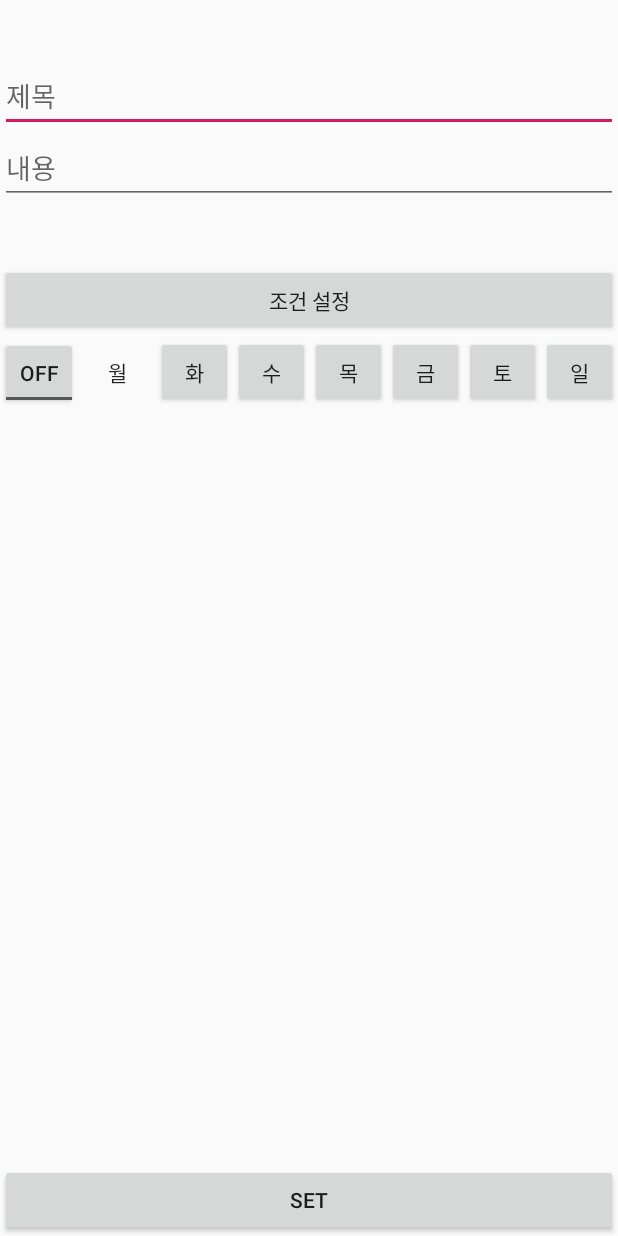
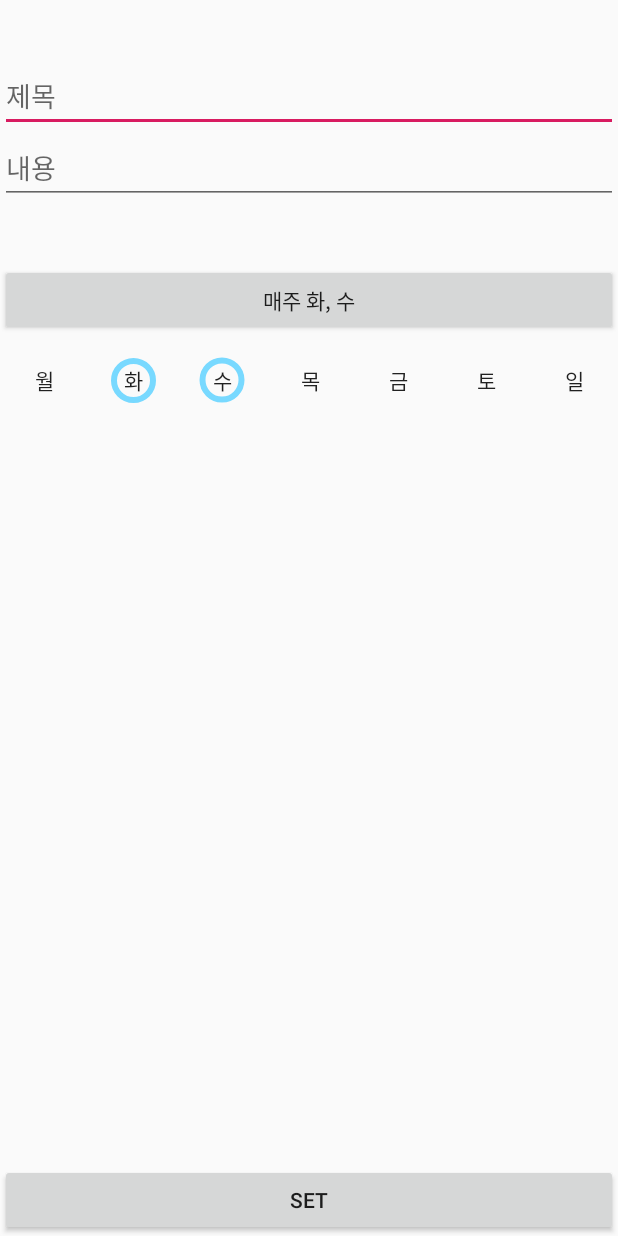
Before and after one commit to Eungu-Kwon/Notice-app, an Android app: the fragment FragmentWeekOfDay placed in its activity, after a tap on an icon or button, on a phone screen of 412 x 824 dp. Run offline under Robolectric (Android 15) with nearby library versions, the phone set to English and light mode, and no system bars; 1 statement that could not run was skipped; 3 other taps on this screen came first.

```diff
--- a/app/src/main/java/com/eungu/notice/AlarmSettingActivity.java
+++ b/app/src/main/java/com/eungu/notice/AlarmSettingActivity.java
@@ -69,18 +69,18 @@ public class AlarmSettingActivity extends AppCompatActivity implements DateSetLi
                                     case 0:
                                         FragmentOnce fragOnce = new FragmentOnce();
                                         fragmentTransaction.replace(R.id.condition_fragment, fragOnce).commit();
-                                        set_condition_btn.setText("시간 선택");
+                                        set_condition_btn.setText("시간을 선택해주세요");
                                         break;
                                     case 1:
                                         FragmentWeekOfDay fragWeek = new FragmentWeekOfDay();
                                         fragmentTransaction.replace(R.id.condition_fragment, fragWeek).commit();
-                                        set_condition_btn.setText("요일별");
+                                        set_condition_btn.setText("요일을 선택해주세요");
                                         day = 0;
                                         break;
                                     case 2:
                                         FragmentMonth fragmonth = new FragmentMonth();
                                         fragmentTransaction.replace(R.id.condition_fragment, fragmonth).commit();
-                                        set_condition_btn.setText("월별");
+                                        set_condition_btn.setText("날짜를 선택해주세요");
                                         break;
                                 }
                                 time = null;
@@ -123,10 +123,16 @@ public class AlarmSettingActivity extends AppCompatActivity implements DateSetLi
     }
 
     @Override
-    public void setData(Calendar time, int day, int cat_ring, int cat_content){
+    public void setData(Calendar time, int dayOfWeek, int cat_ring, int cat_content){
         this.time = time;
-        this.day = day;
+        this.day = dayOfWeek;
         this.ring_cat = cat_ring;
         this.content_cat = cat_content;
     }
+
+    @Override
+    public void setBtnText(String str) {
+        Button b = (Button)findViewById(R.id.set_condition_btn);
+        b.setText(str);
+    }
 }
--- /dev/null
+++ b/app/src/main/java/com/eungu/notice/DaySquareButton.java
@@ -0,0 +1,31 @@
+package com.eungu.notice;
+
+import android.content.Context;
+import android.support.v7.widget.AppCompatButton;
+import android.util.AttributeSet;
+
+public class DaySquareButton extends AppCompatButton {
+    public DaySquareButton(Context context) {
+        super(context);
+    }
+
+    public DaySquareButton(Context context, AttributeSet attrs) {
+        super(context, attrs);
+    }
+
+    public DaySquareButton(Context context, AttributeSet attrs, int defStyleAttr) {
+        super(context, attrs, defStyleAttr);
+    }
+
+    @Override
+    protected void onMeasure(int widthMeasureSpec, int heightMeasureSpec) {
+        super.onMeasure(widthMeasureSpec, heightMeasureSpec);
+        int width = MeasureSpec.getSize(widthMeasureSpec);
+        int height = MeasureSpec.getSize(heightMeasureSpec);
+
+        width = Math.min(width, height);
+        height = width;
+
+        setMeasuredDimension(width, height);
+    }
+}
--- a/app/src/main/java/com/eungu/notice/fragments/DateSetListener.java
+++ b/app/src/main/java/com/eungu/notice/fragments/DateSetListener.java
@@ -4,4 +4,5 @@ import java.util.Calendar;
 
 public interface DateSetListener {
     void setData(Calendar time, int dayOfWeek, int cat_ring, int cat_content);
+    void setBtnText(String str);
 }
--- a/app/src/main/java/com/eungu/notice/fragments/FragmentWeekOfDay.java
+++ b/app/src/main/java/com/eungu/notice/fragments/FragmentWeekOfDay.java
@@ -5,7 +5,6 @@ import android.os.Bundle;
 import android.support.annotation.NonNull;
 import android.support.annotation.Nullable;
 import android.support.v4.app.Fragment;
-import android.util.Log;
 import android.view.LayoutInflater;
 import android.view.View;
 import android.view.ViewGroup;
@@ -21,12 +20,12 @@ public class FragmentWeekOfDay extends Fragment{
     private DateSetListener onDataSetListener = null;
     private int days;
     Button[] days_btn;
-    View.OnClickListener btn_listener;
 
     @Nullable
     @Override
     public View onCreateView(@NonNull LayoutInflater inflater, @Nullable ViewGroup container, @Nullable Bundle savedInstanceState) {
         View view = inflater.inflate(R.layout.f_alarm_week_of_day, container, false);
+
         setDays(view);
         return view;
     }
@@ -45,6 +44,8 @@ public class FragmentWeekOfDay extends Fragment{
         days_btn[5] = view.findViewById(R.id.day_sat_btn);
         days_btn[6] = view.findViewById(R.id.day_sun_btn);
 
+
+
         for(int i = 0; i < 7; i++){
             final int idx = i;
             days_btn[i].setOnClickListener(new View.OnClickListener() {
@@ -52,9 +53,73 @@ public class FragmentWeekOfDay extends Fragment{
                 public void onClick(View v) {
                     days ^= (1 << idx);
                     onDataSetListener.setData(Calendar.getInstance(), days, DBData.RING_DAYOFWEEK, DBData.CONTENT_NORMAL);
+                    String btn_str = WhichDay(days);
+                    onDataSetListener.setBtnText(btn_str);
+                    setBtnIcon(idx);
                 }
             });
         }
+    }
+
+    void setBtnIcon(int i){
+        if((days & 1 << i) > 0){
+            days_btn[i].setBackgroundResource(R.drawable.circle_xml);
+        }
+        else days_btn[i].setBackgroundResource(android.R.color.transparent);
+    }
+
+    String WhichDay(int day){
+        if(day == 0) return "요일을 선택해주세요";
+        String ret = "매주 ";
+        boolean isFirst = true;
+        if((day & 1 << 0) > 0){
+            ret += "월";
+            isFirst = false;
+        }
+        if((day & 1 << 1) > 0){
+            if(isFirst){
+                isFirst = false;
+            }
+            else ret += ", ";
+            ret += "화";
+        }
+        if((day & 1 << 2) > 0){
+            if(isFirst){
+                isFirst = false;
+            }
+            else ret += ", ";
+            ret += "수";
+        }
+        if((day & 1 << 3) > 0){
+            if(isFirst){
+                isFirst = false;
+            }
+            else ret += ", ";
+            ret += "목";
+        }
+        if((day & 1 << 4) > 0){
+            if(isFirst){
+                isFirst = false;
+            }
+            else ret += ", ";
+            ret += "금";
+        }
+        if((day & 1 << 5) > 0){
+            if(isFirst){
+                isFirst = false;
+            }
+            else ret += ", ";
+            ret += "토";
+        }
+        if((day & 1 << 6) > 0){
+            if(isFirst){
+                isFirst = false;
+            }
+            else ret += ", ";
+            ret += "일";
+        }
+
+        return ret;
     }
 
     @Override
--- /dev/null
+++ b/app/src/main/res/drawable/circle_xml.xml
@@ -0,0 +1,9 @@
+<shape xmlns:android="http://schemas.android.com/apk/res/android"
+    android:shape="ring"
+    android:thickness="2dp"
+    android:innerRadius="12dp"
+    android:useLevel="false">
+    <stroke
+        android:width="2dp"
+        android:color="#78d9ff"/>
+</shape>
--- a/app/src/main/res/layout/f_alarm_week_of_day.xml
+++ b/app/src/main/res/layout/f_alarm_week_of_day.xml
@@ -1,20 +1,16 @@
 <?xml version="1.0" encoding="utf-8"?>
 <RelativeLayout xmlns:android="http://schemas.android.com/apk/res/android"
-    android:layout_width="match_parent" android:layout_height="match_parent">
+    android:layout_width="match_parent"
+    android:layout_height="match_parent"
+    xmlns:tools="http://schemas.android.com/tools"
+    tools:context="com.eungu.notice.AlarmSettingActivity">
 
     <LinearLayout
         android:layout_width="match_parent"
         android:layout_height="match_parent"
         android:orientation="horizontal">
 
-        <ToggleButton
-            android:id="@+id/toggleButton"
-            android:layout_width="wrap_content"
-            android:layout_height="wrap_content"
-            android:layout_weight="1"
-            android:text="ToggleButton" />
-
-        <Button
+        <com.eungu.notice.DaySquareButton
             android:id="@+id/day_mon_btn"
             android:layout_width="wrap_content"
             android:layout_height="wrap_content"
@@ -22,46 +18,52 @@
             android:background="@android:color/transparent"
             android:text="월" />
 
-        <Button
+        <com.eungu.notice.DaySquareButton
             android:id="@+id/day_tue_btn"
             android:layout_width="wrap_content"
             android:layout_height="wrap_content"
             android:layout_weight="1"
+            android:background="@android:color/transparent"
             android:text="화" />
 
-        <Button
+        <com.eungu.notice.DaySquareButton
             android:id="@+id/day_wed_btn"
             android:layout_width="wrap_content"
             android:layout_height="wrap_content"
             android:layout_weight="1"
+            android:background="@android:color/transparent"
             android:text="수" />
 
-        <Button
+        <com.eungu.notice.DaySquareButton
             android:id="@+id/day_thu_btn"
             android:layout_width="wrap_content"
             android:layout_height="wrap_content"
             android:layout_weight="1"
+            android:background="@android:color/transparent"
             android:text="목" />
 
-        <Button
+        <com.eungu.notice.DaySquareButton
             android:id="@+id/day_fri_btn"
             android:layout_width="wrap_content"
             android:layout_height="wrap_content"
             android:layout_weight="1"
+            android:background="@android:color/transparent"
             android:text="금" />
 
-        <Button
+        <com.eungu.notice.DaySquareButton
             android:id="@+id/day_sat_btn"
             android:layout_width="wrap_content"
             android:layout_height="wrap_content"
             android:layout_weight="1"
+            android:background="@android:color/transparent"
             android:text="토" />
 
-        <Button
+        <com.eungu.notice.DaySquareButton
             android:id="@+id/day_sun_btn"
             android:layout_width="wrap_content"
             android:layout_height="wrap_content"
             android:layout_weight="1"
+            android:background="@android:color/transparent"
             android:text="일" />
     </LinearLayout>
 
```
Also changed, not shown: app/src/main/java/com/eungu/notice/fragments/FragmentMonth.java (+81 -9 lines), app/src/main/res/drawable/circle.png (added).
